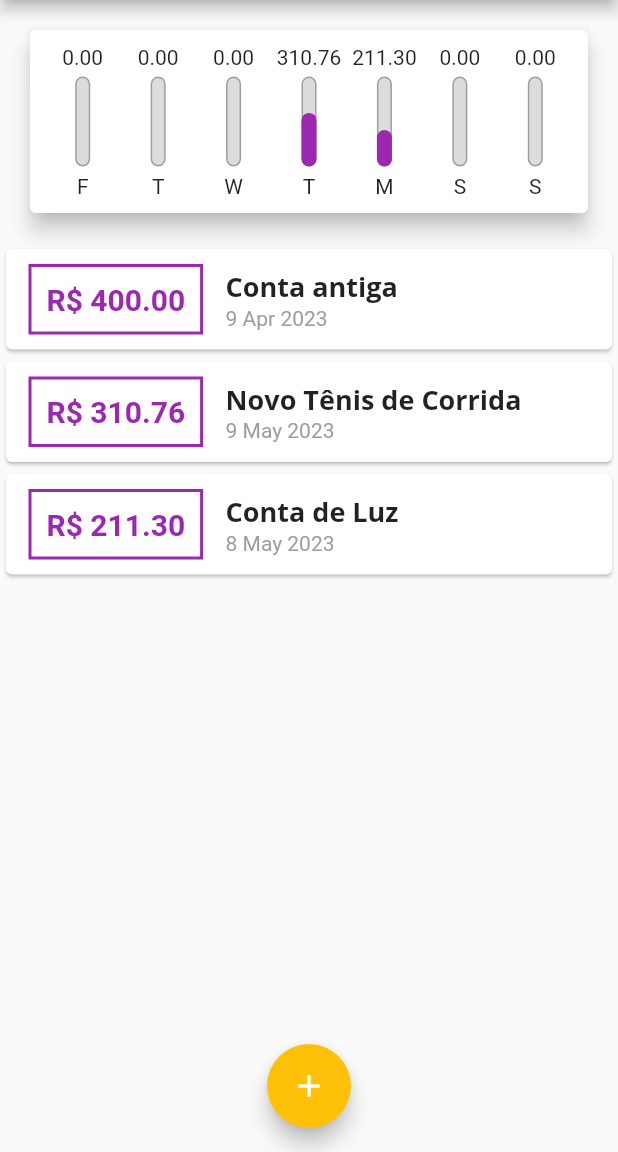
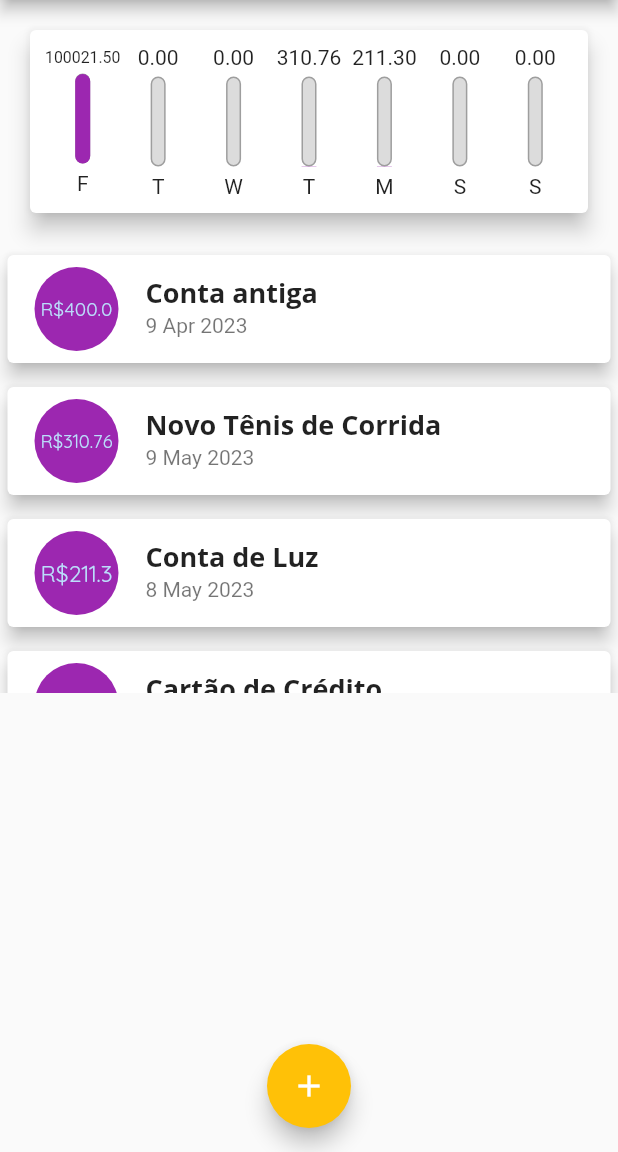
Before and after one commit to Gabrielhlc/expenses, a Flutter app: the screen it shows after launch, on a phone screen of 412 x 824 dp, the part 84-1236 px from its top. Run offline on Flutter 3.47's test engine with Material 2 defaults, Android fonts, the phone set to English and light mode, and no system bars.

Commit message:
feat: listTile

```diff
--- a/lib/components/transaction_list.dart
+++ b/lib/components/transaction_list.dart
@@ -10,7 +10,7 @@ class TransactionList extends StatelessWidget {
 
   @override
   Widget build(BuildContext context) {
-    return Container(
+    return SizedBox(
       height: 300,
       child: transactions.isEmpty
           ? Column(
@@ -20,7 +20,7 @@ class TransactionList extends StatelessWidget {
                   style: Theme.of(context).textTheme.titleLarge,
                 ),
                 const SizedBox(height: 20),
-                Container(
+                SizedBox(
                   height: 200,
                   child: Image.asset(
                     'assets/images/waiting.png',
@@ -34,42 +34,27 @@ class TransactionList extends StatelessWidget {
               itemBuilder: (ctx, index) {
                 final tr = transactions[index];
                 return Card(
-                  child: Row(
-                    children: <Widget>[
-                      Container(
+                  elevation: 5,
                   margin: const EdgeInsets.symmetric(
-                          horizontal: 15,
-                          vertical: 10,
+                    vertical: 8,
+                    horizontal: 5,
                   ),
-                        decoration: BoxDecoration(
-                            border: Border.all(
-                          color: Theme.of(context).colorScheme.primary,
-                          width: 2,
-                        )),
-                        padding: const EdgeInsets.all(10),
-                        child: Text(
-                          'R\$ ${tr.value.toStringAsFixed(2)}',
-                          style: TextStyle(
-                            fontWeight: FontWeight.bold,
-                            fontSize: 20,
-                            color: Theme.of(context).colorScheme.primary,
+                  child: ListTile(
+                    leading: CircleAvatar(
+                      radius: 30,
+                      backgroundColor: Theme.of(context).colorScheme.primary,
+                      child: Padding(
+                        padding: const EdgeInsets.all(6),
+                        child: FittedBox(
+                          child: Text('R\$${tr.value}'),
                         ),
                       ),
                     ),
-                      Column(
-                        crossAxisAlignment: CrossAxisAlignment.start,
-                        children: <Widget>[
-                          Text(
+                    title: Text(
                       tr.title,
                       style: Theme.of(context).textTheme.titleLarge,
                     ),
-                          Text(
-                            DateFormat('d MMM y').format(tr.date),
-                            style: const TextStyle(color: Colors.grey),
-                          ),
-                        ],
-                      )
-                    ],
+                    subtitle: Text(DateFormat('d MMM y').format(tr.date)),
                   ),
                 );
               },
--- a/lib/main.dart
+++ b/lib/main.dart
@@ -62,6 +62,18 @@ class _MyHomePageState extends State<MyHomePage> {
       value: 211.30,
       date: DateTime.now().subtract(const Duration(days: 4)),
     ),
+    Transaction(
+      id: 't3',
+      title: 'Cartão de Crédito',
+      value: 100000.00,
+      date: DateTime.now(),
+    ),
+    Transaction(
+      id: 't4',
+      title: 'Lanche',
+      value: 21.50,
+      date: DateTime.now(),
+    ),
   ];
 
   List<Transaction> get _recentTransactions {
```
Lines whose indentation alone changed are shown as unchanged.
